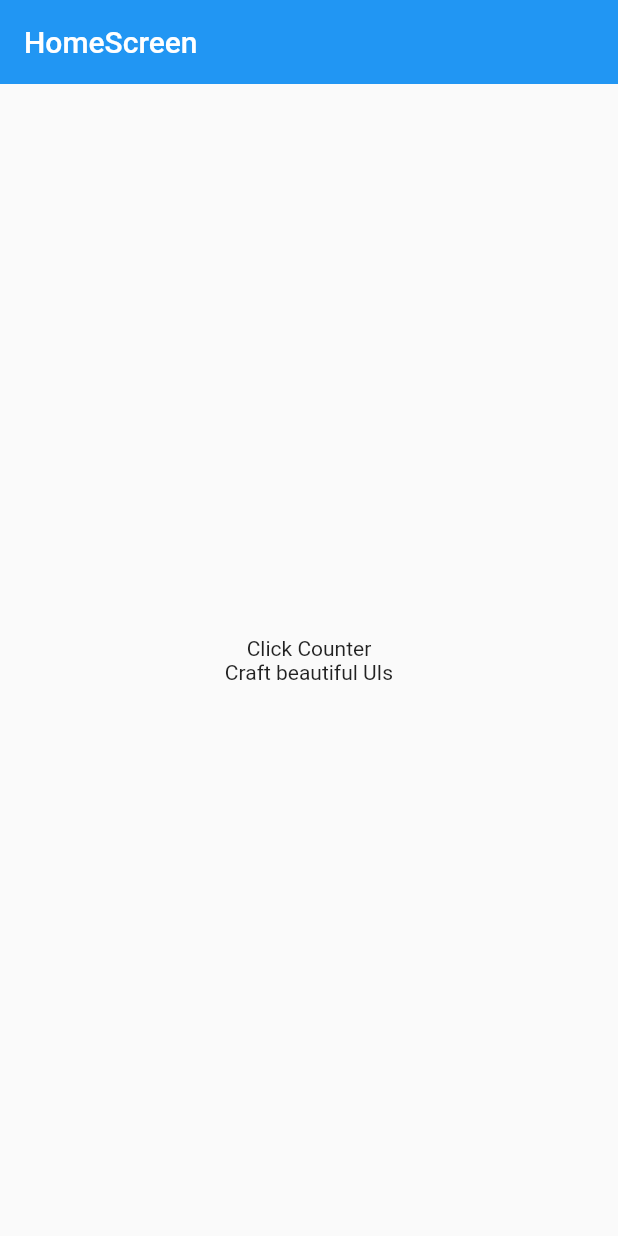
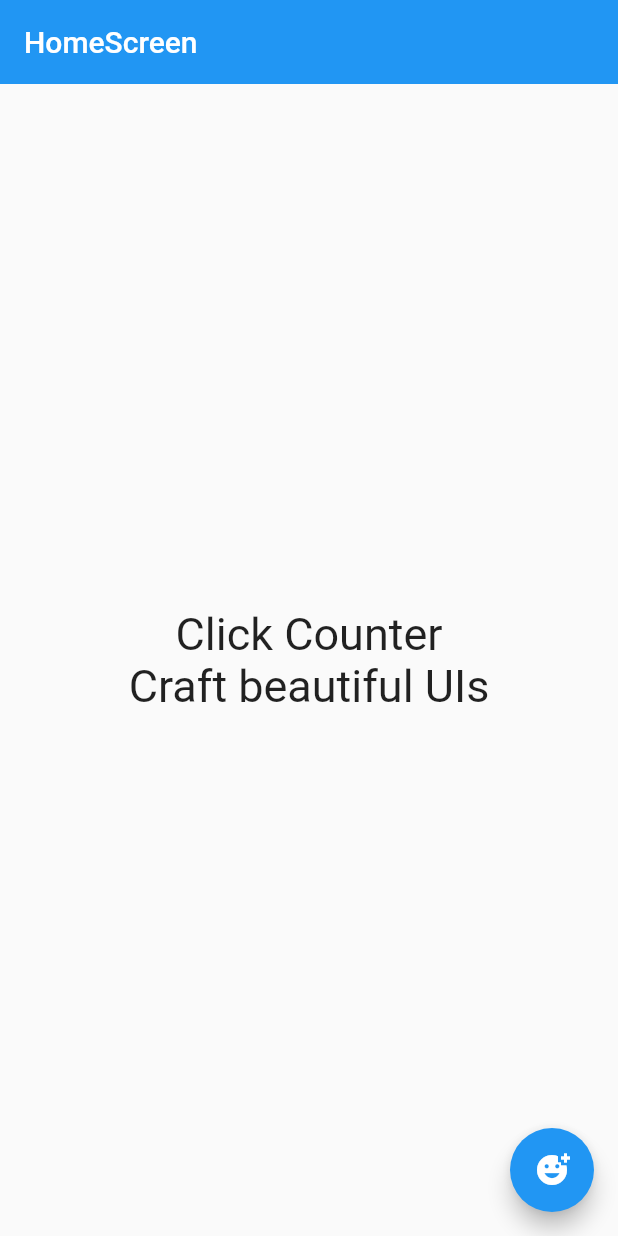
Before and after one commit to LeoVergara1/counter_app, a Flutter app: the screen it shows after launch, on a phone screen of 412 x 824 dp. Run offline on Flutter 3.47's test engine with Material 2 defaults, Android fonts, the phone set to English and light mode, and no system bars.

Commit message:
[main] class 51 botón flotante

```diff
--- a/lib/screens/home_screen.dart
+++ b/lib/screens/home_screen.dart
@@ -3,6 +3,7 @@ import 'package:flutter/material.dart';
 class HomeScreen extends StatelessWidget {
   const HomeScreen({super.key});
 
+  static const TextStyle textStyle = TextStyle( fontSize: 30);
 
   @override
   Widget build(BuildContext context) {
@@ -14,11 +15,15 @@ class HomeScreen extends StatelessWidget {
       body: Center(
         child: Column(
           mainAxisAlignment: MainAxisAlignment.center,
-          children: const [
-            Text('Click Counter'),
-            Text('Craft beautiful UIs'),
+          children: const <Widget> [
+            Text('Click Counter', style: textStyle),
+            Text('Craft beautiful UIs', style: textStyle),
           ]
         ),
+      ),
+      floatingActionButton: FloatingActionButton(
+        child: const Icon(Icons.add_reaction_sharp),
+        onPressed: () => print('hola'),
       ),
     );
   }
```
